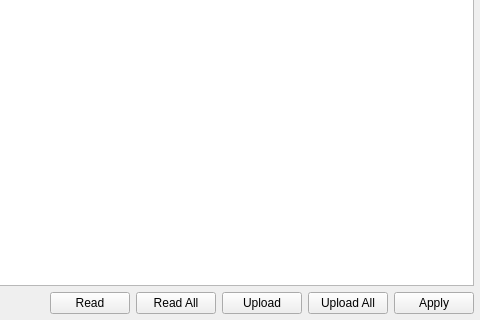
Qt form src/widget/config_page/pages/register_page.ui (NotchBrown/Industrial-Data-Radio-PLC-18SPR-Software) before a commit; both pictures show x 280 to 760 and y 240 to 560 of the 760 by 560 pixel window.
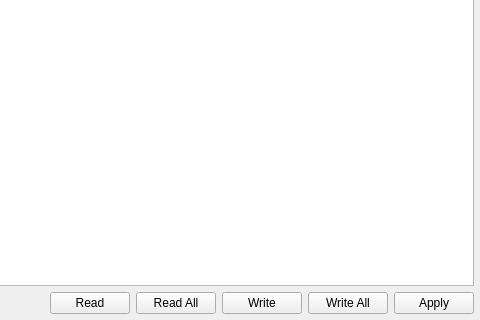
The same form after that commit.

Commit message: rename reg btns

Diff of the .ui file:
```diff
--- a/src/widget/config_page/pages/register_page.ui
+++ b/src/widget/config_page/pages/register_page.ui
@@ -101,7 +101,7 @@
         </size>
        </property>
        <property name="text">
-        <string>Upload</string>
+        <string>Write</string>
        </property>
       </widget>
      </item>
@@ -114,7 +114,7 @@
         </size>
        </property>
        <property name="text">
-        <string>Upload All</string>
+        <string>Write All</string>
        </property>
       </widget>
      </item>
```
Left out of the diff: 4 changed lines with no effect on the pictures.
